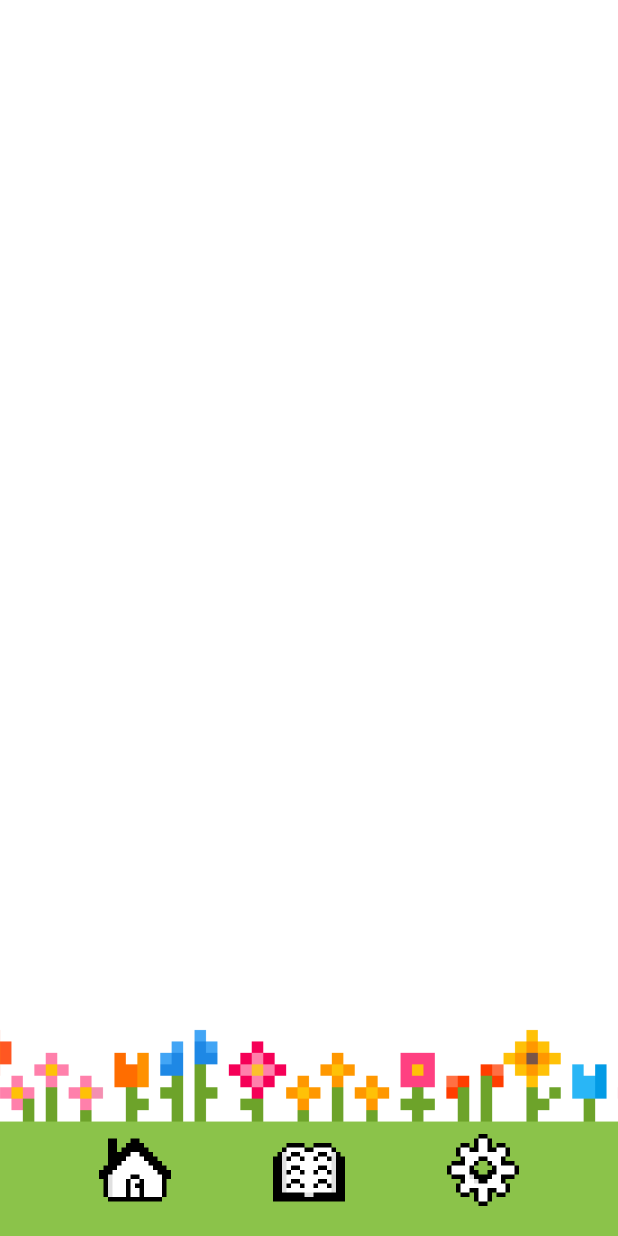
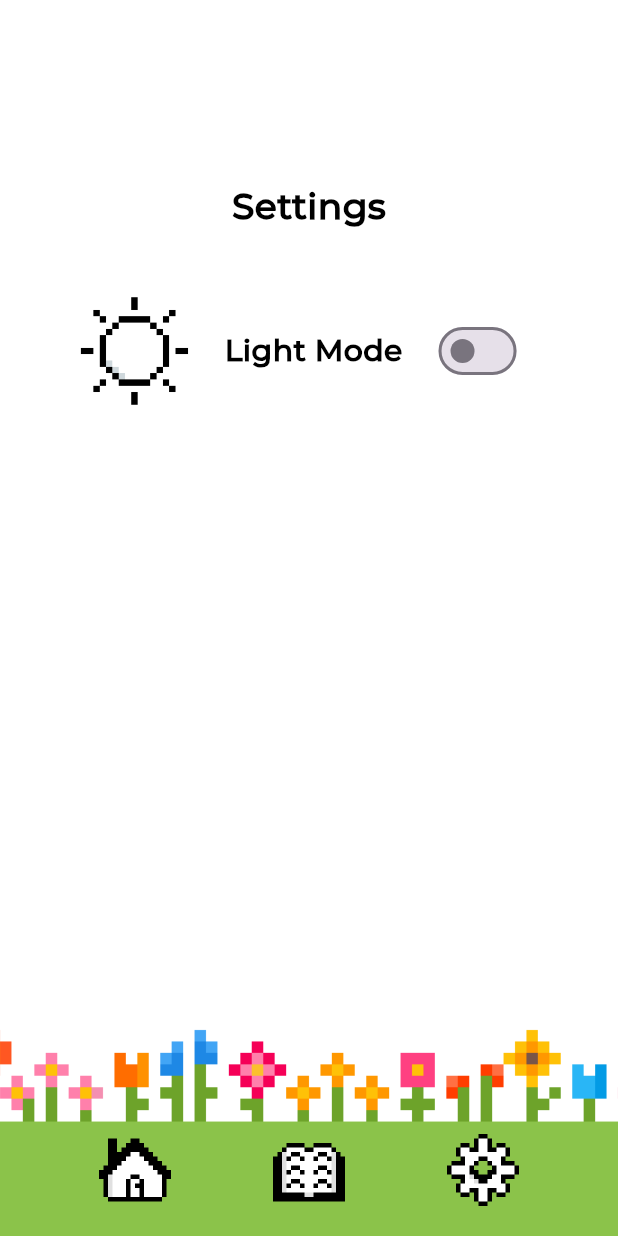
Before and after one commit to sxrah404/updog, a Flutter app: the screen it shows after launch, item 3 of the bottom bar chosen, on a phone screen of 412 x 824 dp. Run offline on Flutter 3.47's test engine with Material 3 defaults, Android fonts, the phone set to English and light mode, and no system bars; our stand-ins replace shared_preferences; missing offline and left inert: desktop_window.

Commit message:
SET UP DARK MODE TOGGLE!!

```diff
--- a/lib/settings.dart
+++ b/lib/settings.dart
@@ -1,23 +1,83 @@
 import 'package:flutter/material.dart';
+import 'package:provider/provider.dart';
+import 'theme_provider.dart';
 
 class SettingsPage extends StatelessWidget {
   const SettingsPage({super.key});
 
   @override
   Widget build(BuildContext context) {
+    return Consumer<ThemeProvider>(
+      builder: (context, themeProvider, _) {
         return Container(
-      decoration: const BoxDecoration(
+          decoration: BoxDecoration(
             image: DecorationImage(
-          image: AssetImage('assets/images/s-background.png'),
+              image: AssetImage(
+                themeProvider.getImagePath('assets/images/s-background.png'),
+              ),
               fit: BoxFit.cover,
             ),
           ),
-      child: const Center(
-        child: Text(
+          child: SafeArea(
+            child: Center(
+              child: Column(
+                mainAxisAlignment: MainAxisAlignment.start,
+                children: [
+                  const SizedBox(height: 120),
+                  Text(
                     'Settings',
-          style: TextStyle(fontSize: 24, color: Colors.white),
+                    style: TextStyle(
+                      fontSize: 24,
+                      fontWeight: FontWeight.w700,
+                      fontFamily: 'Montserrat',
+                      color: themeProvider.isDarkMode
+                          ? Colors.white
+                          : Colors.black,
+                    ),
+                  ),
+                  const SizedBox(height: 40),
+                  Container(
+                    padding: const EdgeInsets.only(right: 14),
+                    child: Row(
+                      mainAxisSize: MainAxisSize.min,
+                      mainAxisAlignment: MainAxisAlignment.center,
+                      children: [
+                        Image.asset(
+                          themeProvider.isDarkMode
+                              ? 'assets/images/dark_mode.png'
+                              : 'assets/images/light_mode.png',
+                          width: 80,
+                          height: 80,
+                        ),
+                        const SizedBox(width: 20),
+                        Text(
+                          themeProvider.isDarkMode ? 'Dark Mode' : 'Light Mode',
+                          style: TextStyle(
+                            fontWeight: FontWeight.w700,
+                            fontFamily: 'Montserrat',
+                            fontSize: 20,
+                            color: themeProvider.isDarkMode
+                                ? Colors.white
+                                : Colors.black,
+                          ),
+                        ),
+                        const SizedBox(width: 20),
+                        Switch(
+                          value: themeProvider.isDarkMode,
+                          onChanged: (value) {
+                            themeProvider.toggleTheme();
+                          },
+                          activeThumbColor: Colors.lightGreen,
+                        ),
+                      ],
+                    ),
+                  ),
+                ],
+              ),
             ),
           ),
         );
+      },
+    );
   }
 }
--- /dev/null
+++ b/lib/theme_provider.dart
@@ -0,0 +1,34 @@
+import 'package:flutter/material.dart';
+import 'package:shared_preferences/shared_preferences.dart';
+
+class ThemeProvider extends ChangeNotifier {
+  bool _isDarkMode = false;
+
+  bool get isDarkMode => _isDarkMode;
+
+  ThemeProvider() {
+    _loadThemePreference();
+  }
+
+  Future<void> _loadThemePreference() async {
+    final prefs = await SharedPreferences.getInstance();
+    _isDarkMode = prefs.getBool('isDarkMode') ?? false;
+    notifyListeners();
+  }
+
+  Future<void> toggleTheme() async {
+    _isDarkMode = !_isDarkMode;
+    final prefs = await SharedPreferences.getInstance();
+    await prefs.setBool('isDarkMode', _isDarkMode);
+    notifyListeners();
+  }
+
+  String getImagePath(String basePath) {
+    if (!_isDarkMode) return basePath;
+
+    final lastDot = basePath.lastIndexOf('.');
+    if (lastDot == -1) return basePath;
+
+    return '${basePath.substring(0, lastDot)}_dark${basePath.substring(lastDot)}';
+  }
+}
--- a/pubspec.yaml
+++ b/pubspec.yaml
@@ -10,6 +10,8 @@ dependencies:
   flutter:
     sdk: flutter
   desktop_window: ^0.4.2
+  shared_preferences: ^2.5.3
+  provider: ^6.1.5+1
 
 dev_dependencies:
   flutter_test:
```
Also changed, not shown: lib/journal.dart (+16 -3 lines), lib/main.dart (+63 -22 lines), assets/images/dark_mode.png, assets/images/light_mode.png, assets/images/s-background_dark.png (added), pubspec.lock, 2 other files. Lines whose indentation alone changed are shown as unchanged.
